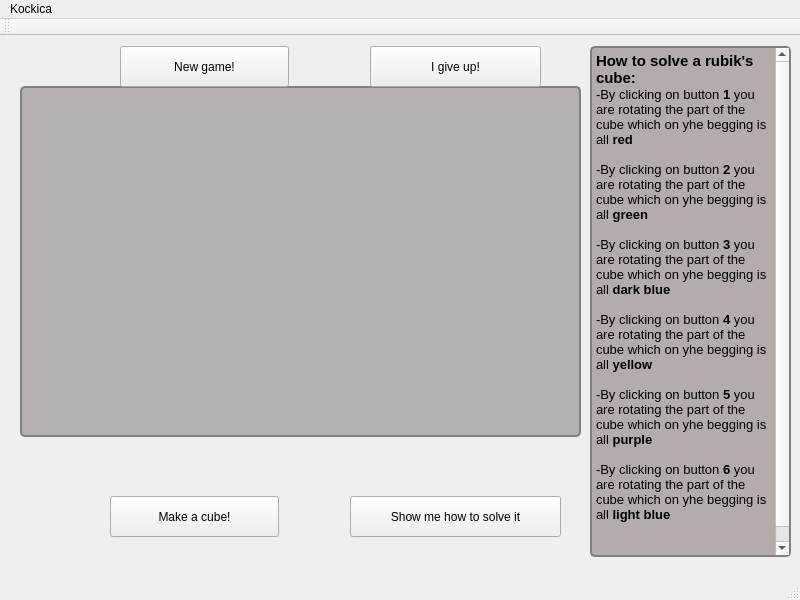
The window that SRCE/rubik.ui (Dara1994/SolveRubickCubeEasy) describes before a commit, drawn with Qt 5.
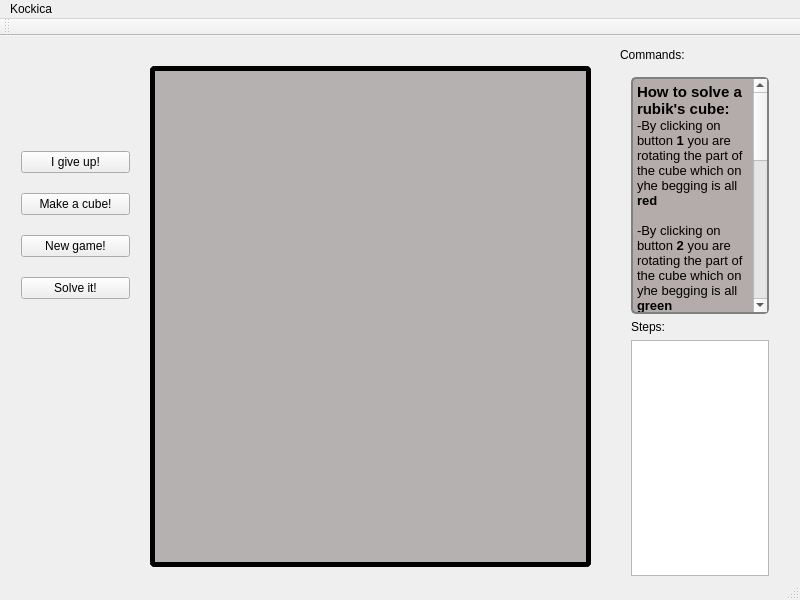
The same window after the commit.

Commit message: Izmenjen interfejs. Ubaceno bojenje kocke.

Diff of the .ui file:
```diff
--- a/SRCE/rubik.ui
+++ b/SRCE/rubik.ui
@@ -32,25 +32,49 @@
    <string>MainWindow</string>
   </property>
   <widget class="QWidget" name="centralWidget">
-   <widget class="QTextBrowser" name="Game_explained">
+   <widget class="QGroupBox" name="groupBox">
     <property name="geometry">
      <rect>
-      <x>590</x>
-      <y>10</y>
-      <width>201</width>
-      <height>511</height>
+      <x>150</x>
+      <y>30</y>
+      <width>441</width>
+      <height>501</height>
      </rect>
     </property>
     <property name="styleSheet">
-     <string notr="true">QTextBrowser {
+     <string notr="true">QGroupBox {
+background-color: rgb(181, 177, 177);
+border: 5px solid black;
+border-radius: 5px;
+margin-top: 1ex; /* leave space at the top for the title */
+}</string>
+    </property>
+    <property name="title">
+     <string/>
+    </property>
+   </widget>
+   <widget class="QWidget" name="verticalLayoutWidget">
+    <property name="geometry">
+     <rect>
+      <x>620</x>
+      <y>30</y>
+      <width>160</width>
+      <height>521</height>
+     </rect>
+    </property>
+    <layout class="QVBoxLayout" name="verticalLayout_2">
+     <item>
+      <widget class="QTextBrowser" name="Game_explained">
+       <property name="styleSheet">
+        <string notr="true">QTextBrowser {
 background-color: rgb(180, 171, 171);
  border: 2px solid gray;
  border-radius: 5px;
  margin-top: 1ex; /* leave space at the top for the title */
 }</string>
-    </property>
-    <property name="html">
-     <string>&lt;!DOCTYPE HTML PUBLIC &quot;-//W3C//DTD HTML 4.0//EN&quot; &quot;http://www.w3.org/TR/REC-html40/strict.dtd&quot;&gt;
+       </property>
+       <property name="html">
+        <string>&lt;!DOCTYPE HTML PUBLIC &quot;-//W3C//DTD HTML 4.0//EN&quot; &quot;http://www.w3.org/TR/REC-html40/strict.dtd&quot;&gt;
 &lt;html&gt;&lt;head&gt;&lt;meta name=&quot;qrichtext&quot; content=&quot;1&quot; /&gt;&lt;style type=&quot;text/css&quot;&gt;
 p, li { white-space: pre-wrap; }
 &lt;/style&gt;&lt;/head&gt;&lt;body style=&quot; font-family:'Ubuntu'; font-size:11pt; font-weight:400; font-style:normal;&quot;&gt;
@@ -69,79 +93,72 @@
 &lt;p style=&quot;-qt-paragraph-type:empty; margin-top:0px; margin-bottom:0px; margin-left:0px; margin-right:0px; -qt-block-indent:0; text-indent:0px; font-family:'Arial'; font-size:10pt; font-weight:600;&quot;&gt;&lt;br /&gt;&lt;/p&gt;
 &lt;p style=&quot;-qt-paragraph-type:empty; margin-top:0px; margin-bottom:0px; margin-left:0px; margin-right:0px; -qt-block-indent:0; text-indent:0px; font-family:'Arial'; font-size:10pt; font-weight:600;&quot;&gt;&lt;br /&gt;&lt;/p&gt;
 &lt;p style=&quot;-qt-paragraph-type:empty; margin-top:0px; margin-bottom:0px; margin-left:0px; margin-right:0px; -qt-block-indent:0; text-indent:0px; font-family:'Arial'; font-size:10pt;&quot;&gt;&lt;br /&gt;&lt;/p&gt;&lt;/body&gt;&lt;/html&gt;</string>
-    </property>
+       </property>
+      </widget>
+     </item>
+     <item>
+      <widget class="QLabel" name="label">
+       <property name="text">
+        <string>Steps:</string>
+       </property>
+      </widget>
+     </item>
+     <item>
+      <widget class="QPlainTextEdit" name="plainTextEdit"/>
+     </item>
+    </layout>
    </widget>
-   <widget class="QGroupBox" name="groupBox">
+   <widget class="QWidget" name="verticalLayoutWidget_2">
     <property name="geometry">
      <rect>
-      <x>20</x>
-      <y>50</y>
-      <width>561</width>
-      <height>351</height>
+      <x>10</x>
+      <y>90</y>
+      <width>131</width>
+      <height>201</height>
      </rect>
     </property>
-    <property name="styleSheet">
-     <string notr="true">QGroupBox {
-background-color: rgb(181, 177, 177);
-border: 2px solid gray;
- border-radius: 5px;
- margin-top: 1ex; /* leave space at the top for the title */
-}</string>
-    </property>
-    <property name="title">
-     <string/>
-    </property>
+    <layout class="QVBoxLayout" name="verticalLayout_3">
+     <item>
+      <widget class="QPushButton" name="I_give_up">
+       <property name="text">
+        <string>I give up!</string>
+       </property>
+      </widget>
+     </item>
+     <item>
+      <widget class="QPushButton" name="Make_a_cube">
+       <property name="text">
+        <string>Make a cube!</string>
+       </property>
+      </widget>
+     </item>
+     <item>
+      <widget class="QPushButton" name="New_game">
+       <property name="text">
+        <string>New game!</string>
+       </property>
+      </widget>
+     </item>
+     <item>
+      <widget class="QPushButton" name="pushButton">
+       <property name="text">
+        <string>Solve it!</string>
+       </property>
+      </widget>
+     </item>
+    </layout>
    </widget>
-   <widget class="QPushButton" name="Make_a_cube">
+   <widget class="QLabel" name="label_2">
     <property name="geometry">
      <rect>
-      <x>110</x>
-      <y>460</y>
-      <width>169</width>
-      <height>41</height>
-     </rect>
-    </property>
-    <property name="text">
-     <string>Make a cube!</string>
-    </property>
-   </widget>
-   <widget class="QPushButton" name="New_game">
-    <property name="geometry">
-     <rect>
-      <x>120</x>
+      <x>620</x>
       <y>10</y>
-      <width>169</width>
-      <height>41</height>
+      <width>158</width>
+      <height>17</height>
      </rect>
     </property>
     <property name="text">
-     <string>New game!</string>
-    </property>
-   </widget>
-   <widget class="QPushButton" name="I_give_up">
-    <property name="geometry">
-     <rect>
-      <x>370</x>
-      <y>10</y>
-      <width>171</width>
-      <height>41</height>
-     </rect>
-    </property>
-    <property name="text">
-     <string>I give up!</string>
-    </property>
-   </widget>
-   <widget class="QPushButton" name="pushButton">
-    <property name="geometry">
-     <rect>
-      <x>350</x>
-      <y>460</y>
-      <width>211</width>
-      <height>41</height>
-     </rect>
-    </property>
-    <property name="text">
-     <string>Show me how to solve it</string>
+     <string>Commands:</string>
     </property>
    </widget>
   </widget>
```
The commit also changes 1 other file.
